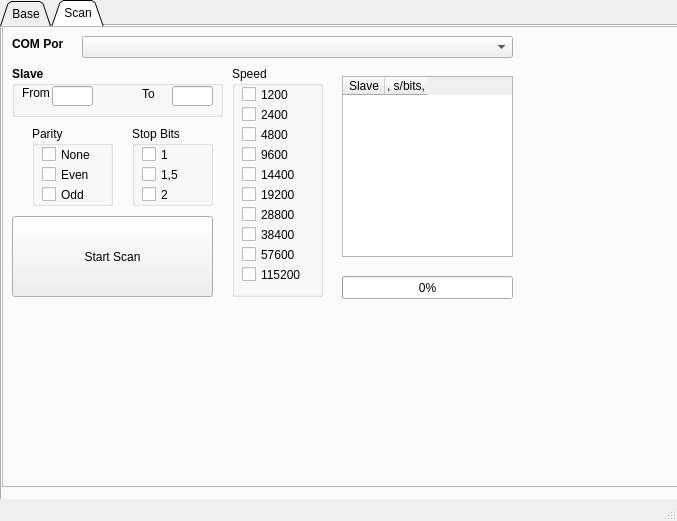
Before: the Qt Designer form ui/main_win.ui in Noguzadericshenskiy/modbus_device_programmator, drawn with Qt 5.
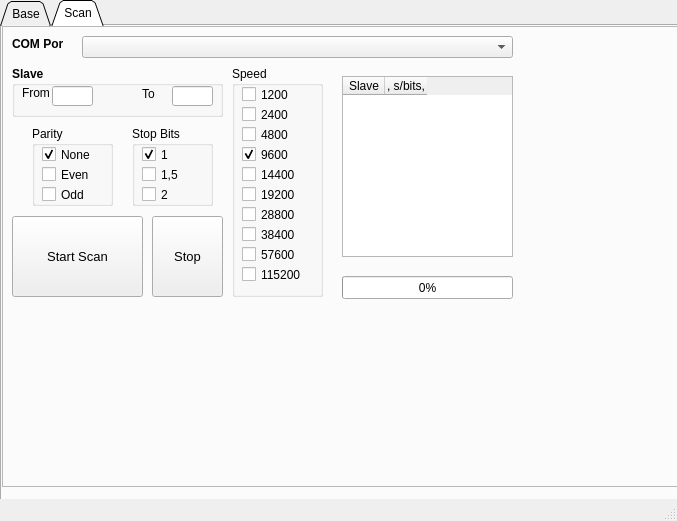
After: the same form once the commit is applied.

Commit message: added btn, and refactor output tab devices in scanbar

What changed in the file:
```diff
--- a/ui/main_win.ui
+++ b/ui/main_win.ui
@@ -545,6 +545,9 @@
         <property name="text">
          <string>9600</string>
         </property>
+        <property name="checked">
+         <bool>true</bool>
+        </property>
        </widget>
        <widget class="QCheckBox" name="checkBox_14402">
         <property name="geometry">
@@ -739,6 +742,18 @@
         <property name="text">
          <string>None</string>
         </property>
+        <property name="checked">
+         <bool>true</bool>
+        </property>
+        <property name="autoRepeat">
+         <bool>false</bool>
+        </property>
+        <property name="autoExclusive">
+         <bool>false</bool>
+        </property>
+        <property name="tristate">
+         <bool>false</bool>
+        </property>
        </widget>
        <widget class="QCheckBox" name="check_box_even_3">
         <property name="geometry">
@@ -873,10 +888,19 @@
         <rect>
          <x>10</x>
          <y>190</y>
-         <width>201</width>
+         <width>131</width>
          <height>81</height>
         </rect>
        </property>
+       <property name="font">
+        <font>
+         <pointsize>10</pointsize>
+         <weight>50</weight>
+         <italic>false</italic>
+         <bold>false</bold>
+         <strikeout>false</strikeout>
+        </font>
+       </property>
        <property name="text">
         <string>Start Scan</string>
        </property>
@@ -905,6 +929,9 @@
         <property name="text">
          <string>1</string>
         </property>
+        <property name="checked">
+         <bool>true</bool>
+        </property>
        </widget>
        <widget class="QCheckBox" name="check_box_sb15_3">
         <property name="geometry">
@@ -952,6 +979,26 @@
         <string>COM Port</string>
        </property>
       </widget>
+      <widget class="QPushButton" name="pushButton_stop_scan">
+       <property name="geometry">
+        <rect>
+         <x>150</x>
+         <y>190</y>
+         <width>71</width>
+         <height>81</height>
+        </rect>
+       </property>
+       <property name="font">
+        <font>
+         <pointsize>10</pointsize>
+         <weight>50</weight>
+         <bold>false</bold>
+        </font>
+       </property>
+       <property name="text">
+        <string>Stop</string>
+       </property>
+      </widget>
      </widget>
     </widget>
    </widget>
```
The commit also changes 6 other files.
